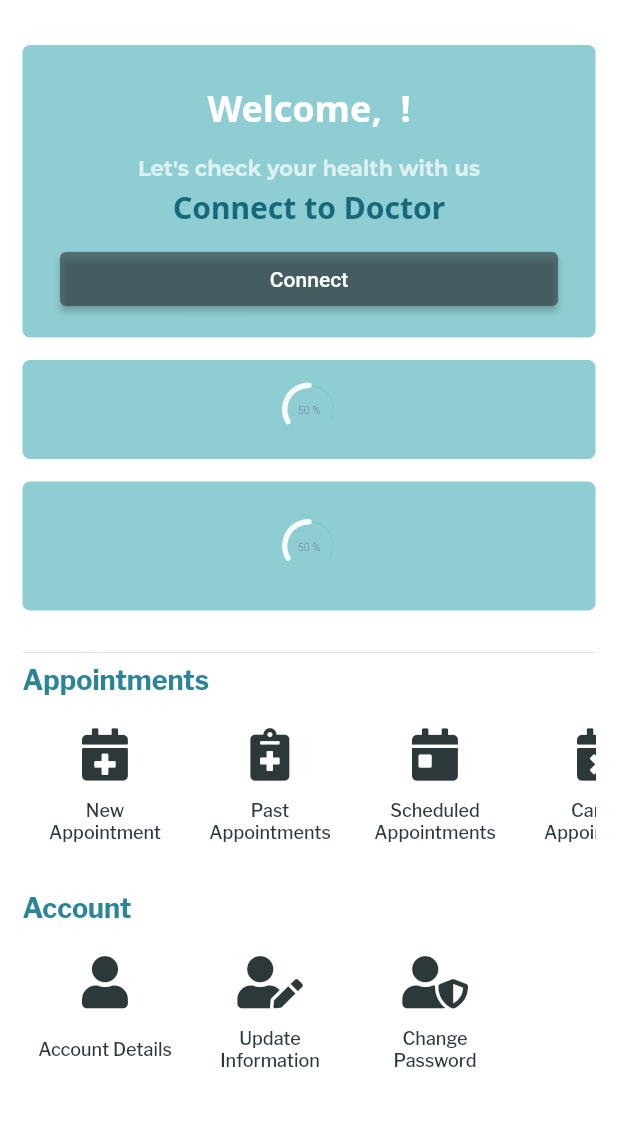
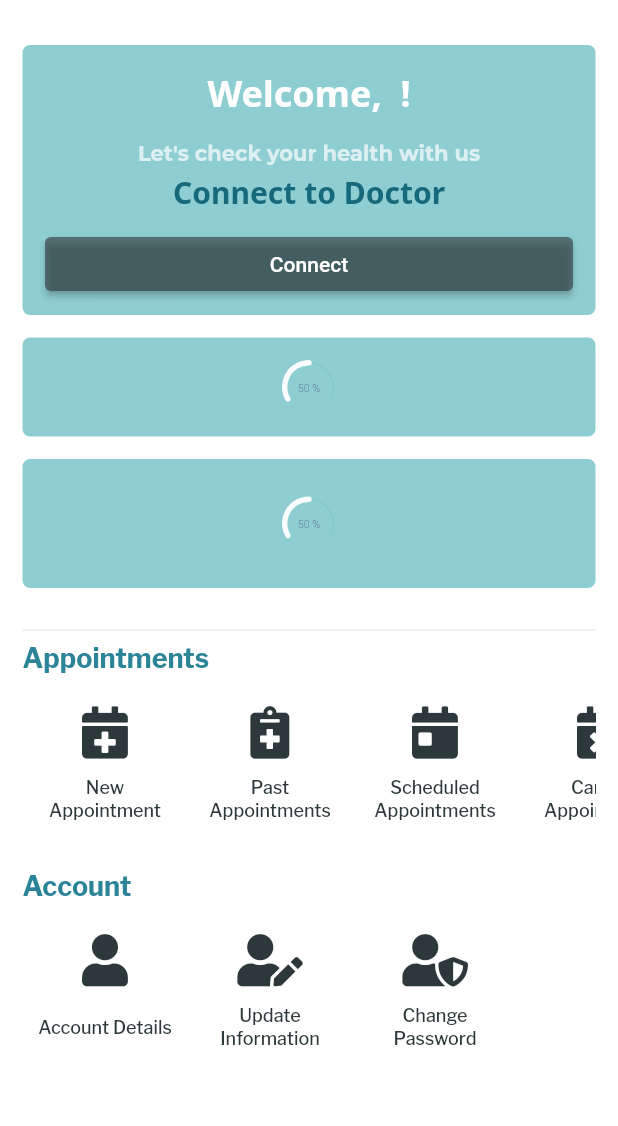
Before and after one commit to vasudevsall/e-healthcare-flutter, a Flutter app: the PatientDashboard screen opened directly with empty values, on a phone screen of 412 x 824 dp, the part 90-1216 px from its top. Run offline on Flutter 3.47's test engine with Material 2 defaults, Android fonts, the phone set to English and light mode, and no system bars; drawn by our look-alikes of sleek_circular_slider; our stand-ins replace cookie_jar, dio, dio_cookie_manager, firebase_core, firebase_messaging, firebase_storage and 7 more; missing offline and left inert: agora_rtc_engine, draw_graph; accounts and stored records are empty; network calls fail.

Commit message:
Minor bugs removed

```diff
--- a/lib/screens/patient/new_appointment.dart
+++ b/lib/screens/patient/new_appointment.dart
@@ -54,10 +54,10 @@ class _NewAppointmentState extends State<NewAppointment> {
 
   void _createDateList() {
     DateTime now = DateTime.now().toLocal();
-    dateList.add('${now.year}-${(now.month < 10)?'0${now.month}':now.month}-${now.day}');
+    dateList.add('${now.year}-${(now.month < 10)?'0${now.month}':now.month}-${(now.day < 10)?'0${now.day}':now.day}');
 
     DateTime nextDay = DateTime(now.year, now.month, now.day + 1);
-    dateList.add('${nextDay.year}-${(nextDay.month < 10)?'0${nextDay.month}':nextDay.month}-${nextDay.day}');
+    dateList.add('${nextDay.year}-${(nextDay.month < 10)?'0${nextDay.month}':nextDay.month}-${(nextDay.day < 10)?'0${nextDay.day}':nextDay.day}');
 
     if(now.hour < 9) {
       todaySlots.add('Morning');
--- a/lib/screens/patient/patient_dashboard.dart
+++ b/lib/screens/patient/patient_dashboard.dart
@@ -85,7 +85,7 @@ class _PatientDashboardState extends State<PatientDashboard> with RouteAware {
         children: <Widget>[
           SizedBox(height: 20.0,),
           Container(
-            padding: EdgeInsets.fromLTRB(25.0, 25.0, 25.0, 15.0),
+            padding: EdgeInsets.fromLTRB(15.0, 15.0, 15.0, 10.0),
             decoration: kDashBoxDecoration,
             child: Column(
               crossAxisAlignment: CrossAxisAlignment.stretch,
@@ -306,6 +306,7 @@ class _PatientDashboardState extends State<PatientDashboard> with RouteAware {
     } else if(scheduledAppointmentsData.length == 0) {
       return Column(
         mainAxisAlignment: MainAxisAlignment.center,
+        crossAxisAlignment: CrossAxisAlignment.stretch,
         children: <Widget>[
           Text(
             'No appointment scheduled',
@@ -315,14 +316,15 @@ class _PatientDashboardState extends State<PatientDashboard> with RouteAware {
                 color: Colors.black87
             ),
           ),
-          RoundedButton(
-              color: kSecondColor,
-              text: 'Schedule New',
-              onPressed: () {
-                Navigator.push(context, MaterialPageRoute(builder: (context) {
-                  return SearchDoctor(data: widget.data);
-                }));
-              }
+          SizedBox(height: 10.0,),
+          ElevatedButton(
+            child: Text('Schedule New'),
+            onPressed: () {
+              Navigator.push(context, MaterialPageRoute(builder: (context) {
+                return SearchDoctor(data: widget.data);
+              }));
+            },
+            style: ElevatedButton.styleFrom(primary: kDarkBackColor.withOpacity(0.6)),
           ),
         ],
       );
```
